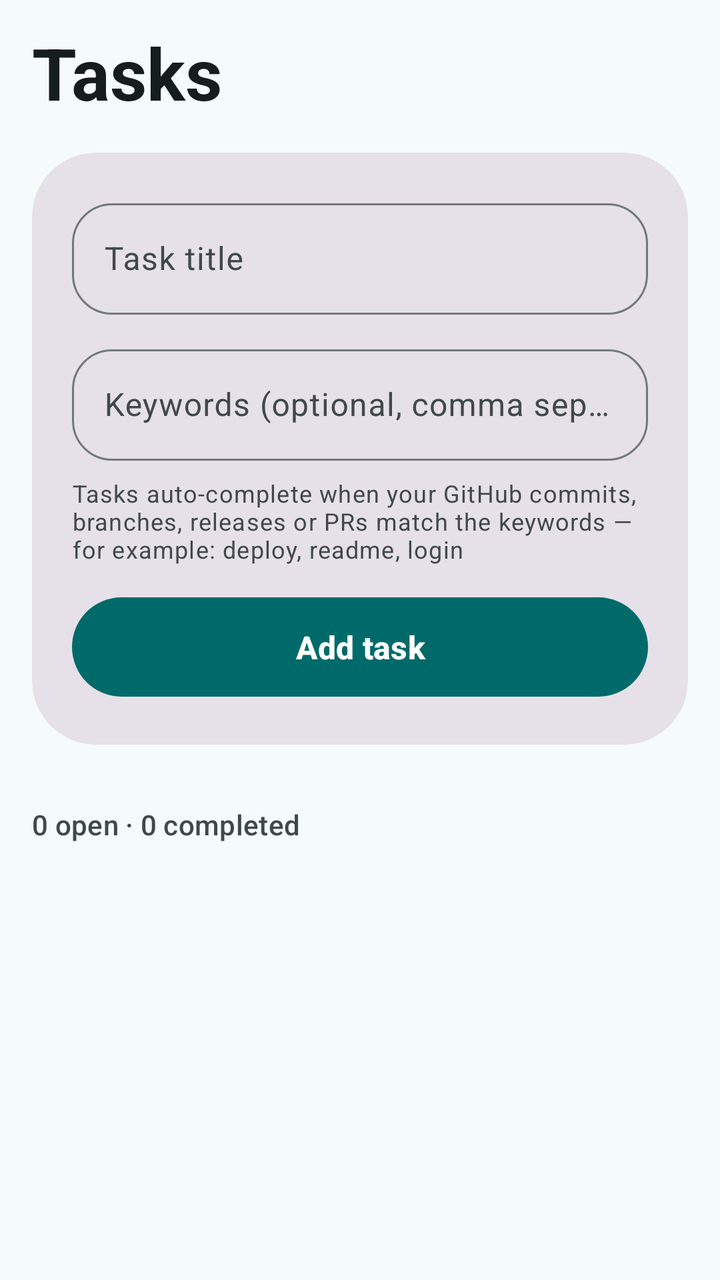
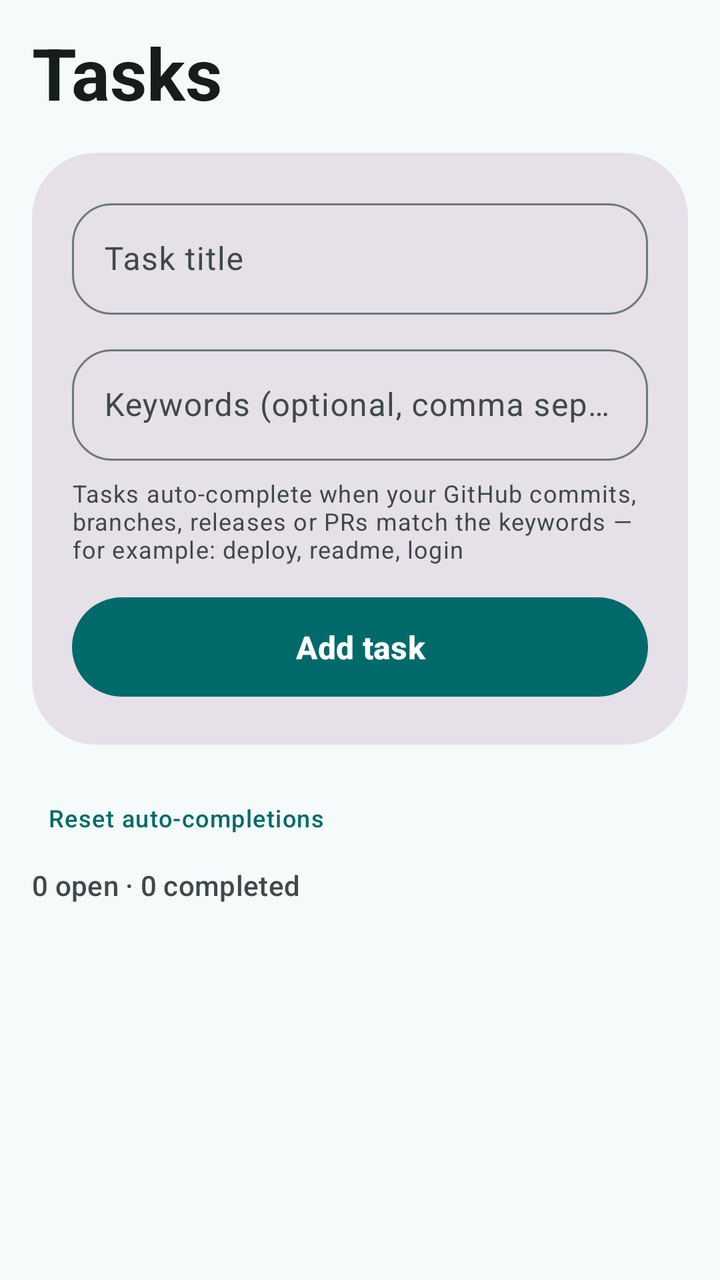

The first picture is an Android layout as it rendered before a commit; the second is the same layout after the commit. The layout source and the unified diff follow.
<!-- AndroidManifest.xml: application theme Theme.GitPulse -->
<!-- res/layout/fragment_tasks.xml -->
<?xml version="1.0" encoding="utf-8"?>
<LinearLayout xmlns:android="http://schemas.android.com/apk/res/android"
    xmlns:app="http://schemas.android.com/apk/res-auto"
    android:layout_width="match_parent"
    android:layout_height="match_parent"
    android:orientation="vertical"
    android:paddingStart="16dp"
    android:paddingEnd="16dp"
    android:paddingTop="12dp">

    <TextView
        android:layout_width="match_parent"
        android:layout_height="wrap_content"
        android:text="Tasks"
        android:textAppearance="?attr/textAppearanceDisplaySmall"
        android:textColor="?attr/colorOnBackground"
        android:textStyle="bold" />

    <com.google.android.material.card.MaterialCardView
        style="?attr/materialCardViewFilledStyle"
        android:layout_width="match_parent"
        android:layout_height="wrap_content"
        android:layout_marginTop="16dp"
        app:cardCornerRadius="32dp"
        app:cardElevation="0dp">

        <LinearLayout
            android:layout_width="match_parent"
            android:layout_height="wrap_content"
            android:orientation="vertical"
            android:padding="20dp">

            <com.google.android.material.textfield.TextInputLayout
                style="@style/Widget.Material3.TextInputLayout.OutlinedBox"
                android:layout_width="match_parent"
                android:layout_height="wrap_content"
                android:hint="Task title"
                app:boxCornerRadiusTopStart="20dp"
                app:boxCornerRadiusTopEnd="20dp"
                app:boxCornerRadiusBottomStart="20dp"
                app:boxCornerRadiusBottomEnd="20dp">

                <com.google.android.material.textfield.TextInputEditText
                    android:id="@+id/taskTitleInput"
                    android:layout_width="match_parent"
                    android:layout_height="wrap_content"
                    android:imeOptions="actionNext"
                    android:inputType="textCapSentences"
                    android:maxLines="1" />
            </com.google.android.material.textfield.TextInputLayout>

            <com.google.android.material.textfield.TextInputLayout
                style="@style/Widget.Material3.TextInputLayout.OutlinedBox"
                android:layout_width="match_parent"
                android:layout_height="wrap_content"
                android:layout_marginTop="12dp"
                android:hint="Keywords (optional, comma separated)"
                app:boxCornerRadiusTopStart="20dp"
                app:boxCornerRadiusTopEnd="20dp"
                app:boxCornerRadiusBottomStart="20dp"
                app:boxCornerRadiusBottomEnd="20dp">

                <com.google.android.material.textfield.TextInputEditText
                    android:id="@+id/taskKeywordsInput"
                    android:layout_width="match_parent"
                    android:layout_height="wrap_content"
                    android:imeOptions="actionDone"
                    android:inputType="text"
                    android:maxLines="1" />
            </com.google.android.material.textfield.TextInputLayout>

            <TextView
                android:layout_width="match_parent"
                android:layout_height="wrap_content"
                android:layout_marginTop="8dp"
                android:text="Tasks auto-complete when your GitHub commits, branches, releases or PRs match the keywords — for example: deploy, readme, login"
                android:textAppearance="?attr/textAppearanceBodySmall"
                android:textColor="?attr/colorOnSurfaceVariant" />

            <com.google.android.material.button.MaterialButton
                android:id="@+id/addBtn"
                android:layout_width="match_parent"
                android:layout_height="wrap_content"
                android:layout_marginTop="12dp"
                android:padding="14dp"
                android:text="Add task" />
        </LinearLayout>
    </com.google.android.material.card.MaterialCardView>

    <TextView
        android:id="@+id/syncInfo"
        android:layout_width="wrap_content"
        android:layout_height="wrap_content"
        android:layout_marginTop="2dp"
        android:textAppearance="?attr/textAppearanceLabelMedium"
        android:textColor="?attr/colorOnSurfaceVariant" />

    <TextView
        android:id="@+id/summary"
        android:layout_width="wrap_content"
        android:layout_height="wrap_content"
        android:layout_marginTop="12dp"
        android:text="0 open · 0 completed"
        android:textAppearance="?attr/textAppearanceLabelLarge"
        android:textColor="?attr/colorOnSurfaceVariant" />

    <androidx.recyclerview.widget.RecyclerView
        android:id="@+id/recycler"
        android:layout_width="match_parent"
        android:layout_height="0dp"
        android:layout_marginTop="4dp"
        android:layout_weight="1"
        android:clipToPadding="false"
        android:paddingBottom="24dp" />

    <TextView
        android:id="@+id/empty"
        android:layout_width="match_parent"
        android:layout_height="wrap_content"
        android:gravity="center"
        android:padding="32dp"
        android:text="No tasks yet — add one above with keywords like “deploy, readme” and it will complete itself when you ship it"
        android:textAppearance="?attr/textAppearanceBodyLarge"
        android:textColor="?attr/colorOnSurfaceVariant"
        android:visibility="gone" />
</LinearLayout>
<!-- resources referenced by this layout -->
<resources>
  <color name="md_primary">#006A6A</color>
  <color name="md_on_primary">#FFFFFF</color>
  <color name="md_primary_container">#9CF1F0</color>
  <color name="md_on_primary_container">#002020</color>
  <color name="md_secondary">#4A6363</color>
  <color name="md_on_secondary">#FFFFFF</color>
  <color name="md_secondary_container">#CCE8E7</color>
  <color name="md_on_secondary_container">#051F1F</color>
  <color name="md_tertiary">#7A5700</color>
  <color name="md_on_tertiary">#FFFFFF</color>
  <color name="md_tertiary_container">#FFDF9B</color>
  <color name="md_on_tertiary_container">#261A00</color>
  <color name="md_error">#BA1A1A</color>
  <color name="md_on_error">#FFFFFF</color>
  <color name="md_error_container">#FFDAD6</color>
  <color name="md_on_error_container">#410002</color>
  <color name="md_background">#F4FBFA</color>
  <color name="md_on_background">#161D1D</color>
  <color name="md_surface">#F4FBFA</color>
  <color name="md_on_surface">#161D1D</color>
  <color name="md_surface_variant">#DAE4E4</color>
  <color name="md_on_surface_variant">#3F4949</color>
  <color name="md_outline">#6F7979</color>
  <color name="md_outline_variant">#BEC8C8</color>
  <style name="ShapeAppearance.GitPulse.Small" parent="ShapeAppearance.Material3.SmallComponent">
          <item name="cornerSize">16dp</item>
      </style>
  <style name="ShapeAppearance.GitPulse.Medium" parent="ShapeAppearance.Material3.MediumComponent">
          <item name="cornerSize">28dp</item>
      </style>
  <style name="ShapeAppearance.GitPulse.Large" parent="ShapeAppearance.Material3.LargeComponent">
          <item name="cornerSize">32dp</item>
      </style>
  <style name="TextAppearance.GitPulse.HeadlineSmall" parent="TextAppearance.Material3.HeadlineSmall">
          <item name="android:textSize">30sp</item>
          <item name="android:textStyle">bold</item>
      </style>
  <style name="TextAppearance.GitPulse.TitleLarge" parent="TextAppearance.Material3.TitleLarge">
          <item name="android:textSize">22sp</item>
          <item name="android:textStyle">bold</item>
      </style>
  <style name="TextAppearance.GitPulse.TitleMedium" parent="TextAppearance.Material3.TitleMedium">
          <item name="android:textSize">17sp</item>
          <item name="android:fontFamily">sans-serif-medium</item>
      </style>
  <style name="Widget.GitPulse.Button" parent="Widget.Material3.Button">
          <item name="shapeAppearance">@style/ShapeAppearance.GitPulse.Pill</item>
          <item name="android:minHeight">52dp</item>
          <item name="android:textSize">16sp</item>
          <item name="android:textStyle">bold</item>
      </style>
  <style name="ShapeAppearance.GitPulse.Pill" parent="ShapeAppearance.Material3.SmallComponent">
          <item name="cornerSize">50%</item>
      </style>
</resources>

<!-- the commit's change to res/layout/fragment_tasks.xml (unified diff, before → after) -->
@@ -96,6 +96,20 @@
         android:textColor="?attr/colorOnSurfaceVariant" />
 
     <TextView
+        android:id="@+id/resetBtn"
+        android:layout_width="wrap_content"
+        android:layout_height="wrap_content"
+        android:layout_marginTop="6dp"
+        android:background="?attr/selectableItemBackground"
+        android:paddingStart="8dp"
+        android:paddingEnd="8dp"
+        android:paddingTop="4dp"
+        android:paddingBottom="4dp"
+        android:text="Reset auto-completions"
+        android:textAppearance="?attr/textAppearanceLabelMedium"
+        android:textColor="?attr/colorPrimary" />
+
+    <TextView
         android:id="@+id/summary"
         android:layout_width="wrap_content"
         android:layout_height="wrap_content"
